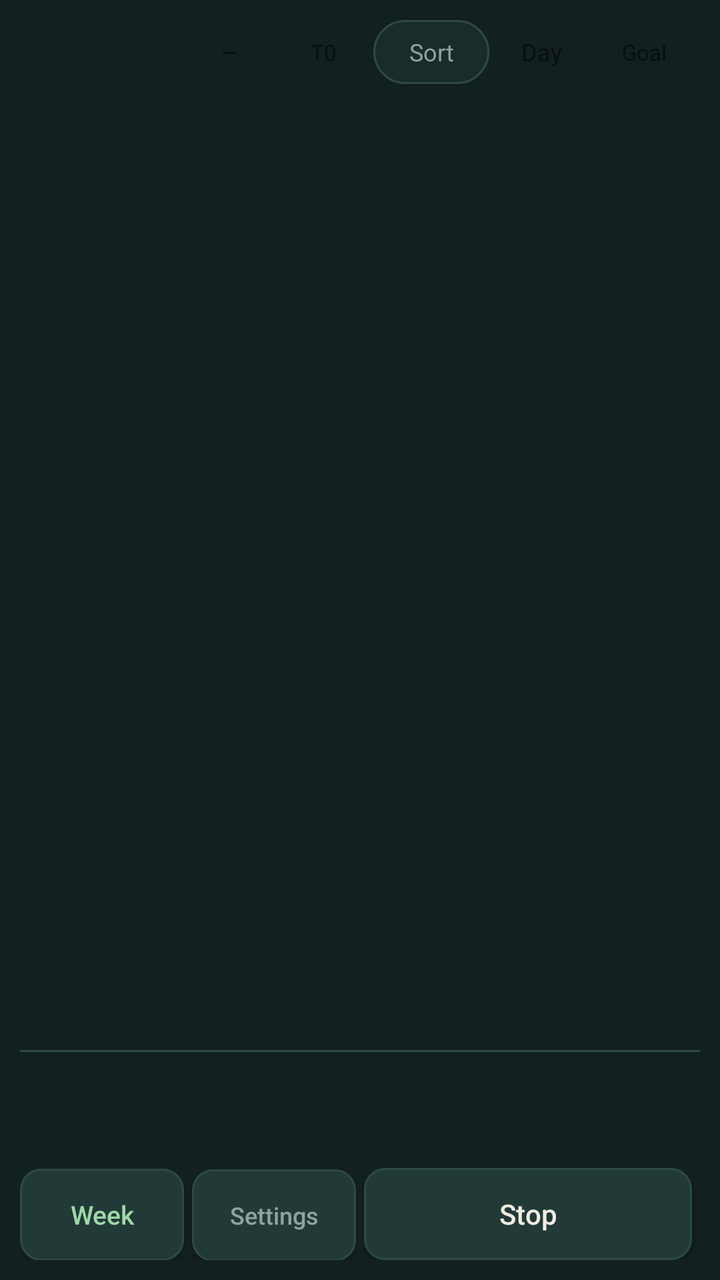
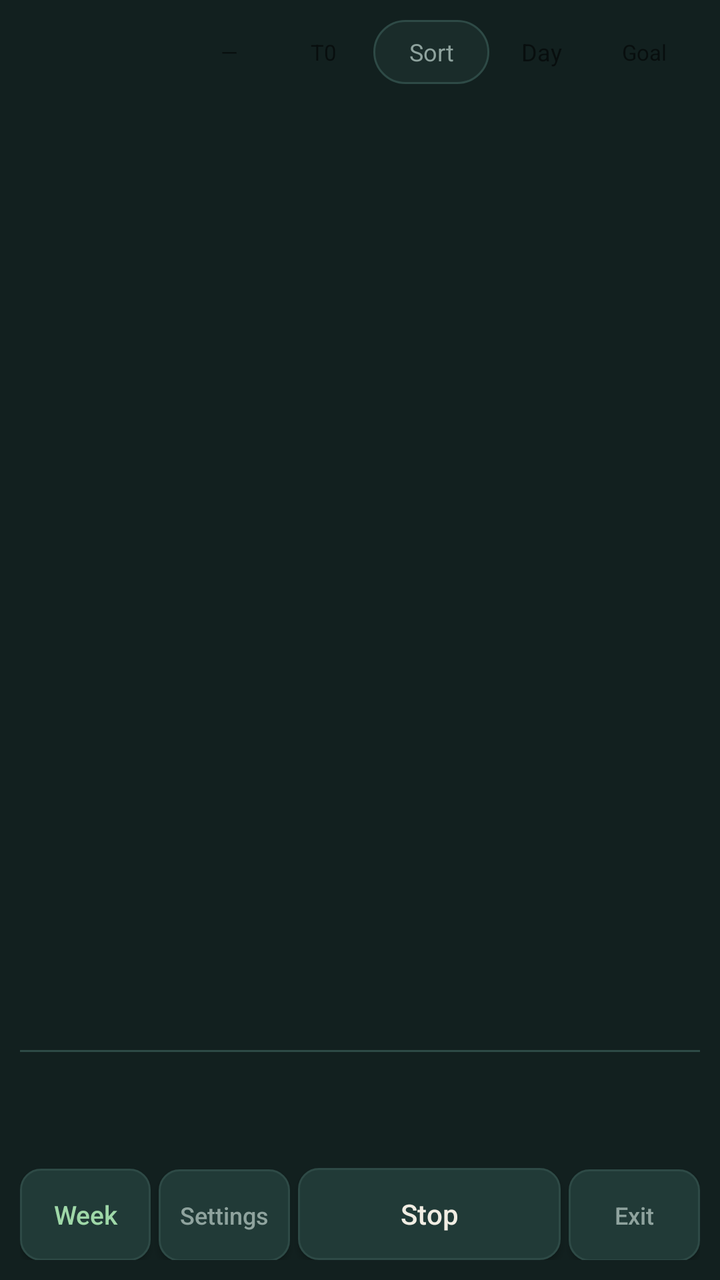

The first picture is an Android layout as it rendered before a commit; the second is the same layout after the commit. The layout source and the unified diff follow.
<!-- AndroidManifest.xml: application theme Theme.FocusLedger -->
<!-- res/layout/activity_main.xml -->
<?xml version="1.0" encoding="utf-8"?>
<LinearLayout xmlns:android="http://schemas.android.com/apk/res/android"
    android:layout_width="match_parent"
    android:layout_height="match_parent"
    android:orientation="vertical"
    android:background="#12201F"
    android:padding="10dp">

    
    <LinearLayout
        android:layout_width="match_parent"
        android:layout_height="wrap_content"
        android:orientation="horizontal"
        android:gravity="center_vertical"
        android:layout_marginBottom="10dp">

        <TextView
            android:id="@+id/tvHeader"
            android:layout_width="0dp"
            android:layout_weight="1"
            android:layout_height="wrap_content"
            android:textColor="#8FA39E"
            android:textSize="12sp"
            android:maxLines="2" />

        
        <TextView
            android:id="@+id/btnCum2"
            android:layout_width="wrap_content"
            android:layout_height="32dp"
            android:gravity="center"
            android:paddingStart="9dp"
            android:paddingEnd="9dp"
            android:minWidth="44dp"
            android:text="\u2014"
            android:textSize="11sp"
            android:clickable="true"
            android:focusable="true"
            android:layout_marginEnd="3dp" />

        
        <TextView
            android:id="@+id/btnTasks"
            android:layout_width="wrap_content"
            android:layout_height="32dp"
            android:gravity="center"
            android:paddingStart="8dp"
            android:paddingEnd="8dp"
            android:minWidth="44dp"
            android:text="T0"
            android:textSize="11sp"
            android:clickable="true"
            android:focusable="true"
            android:layout_marginEnd="3dp" />

        <TextView
            android:id="@+id/btnSort"
            android:layout_width="58dp"
            android:layout_height="32dp"
            android:gravity="center"
            android:text="Sort"
            android:textSize="12sp"
            android:textColor="#8FA39E"
            android:background="@drawable/bg_pill_off"
            android:clickable="true"
            android:focusable="true"
            android:layout_marginEnd="6dp" />

        <TextView
            android:id="@+id/btnViewDay"
            android:layout_width="wrap_content"
            android:layout_height="32dp"
            android:gravity="center"
            android:paddingStart="10dp"
            android:paddingEnd="10dp"
            android:text="Day"
            android:textSize="12sp"
            android:clickable="true"
            android:focusable="true" />

        
        <TextView
            android:id="@+id/btnCum"
            android:layout_width="56dp"
            android:layout_height="32dp"
            android:gravity="center"
            android:paddingStart="10dp"
            android:paddingEnd="10dp"
            android:text="Goal"
            android:textSize="11sp"
            android:clickable="true"
            android:focusable="true"
            android:layout_marginStart="3dp" />
    </LinearLayout>

    
    <LinearLayout
        android:id="@+id/diffBanner"
        android:layout_width="match_parent"
        android:layout_height="wrap_content"
        android:orientation="horizontal"
        android:gravity="center_vertical"
        android:visibility="gone"
        android:background="@drawable/bg_row_track"
        android:paddingStart="12dp"
        android:paddingEnd="4dp"
        android:layout_marginBottom="6dp">

        <TextView
            android:id="@+id/diffText"
            android:layout_width="0dp"
            android:layout_weight="1"
            android:layout_height="wrap_content"
            android:paddingTop="8dp"
            android:paddingBottom="8dp"
            android:textColor="#A9BDB8"
            android:textSize="12sp" />

        <TextView
            android:id="@+id/diffDismiss"
            android:layout_width="wrap_content"
            android:layout_height="wrap_content"
            android:padding="10dp"
            android:text="Dismiss"
            android:textColor="#E8A33D"
            android:textSize="12sp"
            android:clickable="true"
            android:focusable="true" />
    </LinearLayout>

    <androidx.recyclerview.widget.RecyclerView
        android:id="@+id/rowsList"
        android:layout_width="match_parent"
        android:layout_height="0dp"
        android:layout_weight="1"
        android:clipToPadding="false"
        android:scrollbars="none" />

    
    <LinearLayout
        android:id="@+id/noteBar"
        android:layout_width="match_parent"
        android:layout_height="wrap_content"
        android:orientation="horizontal"
        android:visibility="gone"
        android:layout_marginTop="8dp">

        <EditText
            android:id="@+id/editNote"
            android:layout_width="0dp"
            android:layout_weight="1"
            android:layout_height="46dp"
            android:hint="Note for last run (optional)"
            android:textColorHint="#8FA39E"
            android:textColor="#F1EDE3"
            android:textSize="14sp"
            android:background="@drawable/bg_row_idle"
            android:paddingStart="12dp"
            android:paddingEnd="12dp"
            android:inputType="text"
            android:importantForAutofill="no"
            android:layout_marginEnd="6dp" />

        <Button
            android:id="@+id/btnSaveNote"
            android:layout_width="wrap_content"
            android:layout_height="46dp"
            android:text="Add"
            android:textAllCaps="false"
            android:textColor="#1A1206"
            android:textSize="13sp"
            android:background="@drawable/bg_button_work" />
    </LinearLayout>

    
    <View
        android:layout_width="match_parent"
        android:layout_height="1dp"
        android:layout_marginTop="6dp"
        android:background="#2E4A46" />

    
    <LinearLayout
        android:layout_width="match_parent"
        android:layout_height="48dp"
        android:orientation="horizontal"
        android:gravity="center_vertical"
        android:paddingStart="10dp"
        android:paddingEnd="10dp"
        android:layout_marginTop="4dp"
        android:weightSum="1">

        <View
            android:layout_width="34dp"
            android:layout_height="1dp" />

        
        <TextView
            android:id="@+id/tvTotalSub"
            android:layout_width="0dp"
            android:layout_weight="0.30"
            android:layout_height="match_parent"
            android:gravity="start|center_vertical"
            android:text=""
            android:fontFamily="monospace"
            android:maxLines="1"
            android:ellipsize="end"/>


        <TextView
            android:id="@+id/tvTotalElapsed"
            android:layout_width="0dp"
            android:layout_weight="0.40"
            android:layout_height="match_parent"
            android:gravity="end|center_vertical"
            android:text=""
            android:textColor="#E8A33D"
            android:fontFamily="monospace"
            android:maxLines="1"
            android:ellipsize="end"/>

        <TextView
            android:id="@+id/tvTotalGoal"
            android:layout_width="0dp"
            android:layout_weight="0.30"
            android:layout_height="match_parent"
            android:gravity="end|center_vertical"
            android:text=""
            android:textColor="#A9BDB8"
            android:fontFamily="monospace"
            android:maxLines="1"
            android:ellipsize="end"/>

    </LinearLayout>

    
    <LinearLayout
        android:layout_width="match_parent"
        android:layout_height="wrap_content"
        android:orientation="horizontal"
        android:layout_marginTop="6dp"
        android:weightSum="4">

        <Button
            android:id="@+id/btnWeek"
            android:layout_width="0dp"
            android:layout_weight="1"
            android:layout_height="46dp"
            android:layout_marginEnd="4dp"
            android:text="Week"
            android:textAllCaps="false"
            android:textColor="#9FD8A8"
            android:textSize="13sp"
            android:background="@drawable/bg_button_small" />

        <Button
            android:id="@+id/btnSettings"
            android:layout_width="0dp"
            android:layout_weight="1"
            android:layout_height="46dp"
            android:layout_marginEnd="4dp"
            android:text="Settings"
            android:textAllCaps="false"
            android:textColor="#8FA39E"
            android:textSize="12sp"
            android:padding="0dp"
            android:background="@drawable/bg_button_small" />

        <Button
            android:id="@+id/btnStop"
            android:layout_width="0dp"
            android:layout_weight="2"
            android:layout_height="46dp"
            android:layout_marginEnd="4dp"
            android:text="Stop"
            android:textAllCaps="false"
            android:textColor="#F1EDE3"
            android:textSize="14sp"
            android:padding="0dp"
            android:background="@drawable/bg_button_small" />

        <Button
            android:id="@+id/btnDone"
            android:layout_width="0dp"
            android:layout_weight="1"
            android:layout_height="46dp"
            android:text="Exit"
            android:textAllCaps="false"
            android:textColor="#8FA39E"
            android:textSize="12sp"
            android:padding="0dp"
            android:background="@drawable/bg_button_small" />
    </LinearLayout>

</LinearLayout>
<!-- resources referenced by this layout -->
<resources>
  <!-- drawable bg_button_small (drawable) -->
  <?xml version="1.0" encoding="utf-8"?>
  <shape xmlns:android="http://schemas.android.com/apk/res/android" android:shape="rectangle">
      <solid android:color="#213A37" />
      <corners android:radius="10dp" />
      <stroke android:width="1dp" android:color="#2E4A46" />
  </shape>
  <!-- drawable bg_button_work (drawable) -->
  <?xml version="1.0" encoding="utf-8"?>
  <shape xmlns:android="http://schemas.android.com/apk/res/android" android:shape="rectangle">
      <solid android:color="#E8A33D" />
      <corners android:radius="12dp" />
  </shape>
  <!-- drawable bg_pill_off (drawable) -->
  <?xml version="1.0" encoding="utf-8"?>
  <shape xmlns:android="http://schemas.android.com/apk/res/android" android:shape="rectangle">
      <solid android:color="#1A2C2A" />
      <corners android:radius="16dp" />
      <stroke android:width="1dp" android:color="#2E4A46" />
  </shape>
  <!-- drawable bg_row_idle (drawable) -->
  <?xml version="1.0" encoding="utf-8"?>
  <shape xmlns:android="http://schemas.android.com/apk/res/android" android:shape="rectangle">
      <solid android:color="@android:color/transparent" />
      <corners android:radius="12dp" />
      <stroke android:width="1dp" android:color="#2E4A46" />
  </shape>
  <!-- drawable bg_row_track (drawable) -->
  <?xml version="1.0" encoding="utf-8"?>
  <shape xmlns:android="http://schemas.android.com/apk/res/android" android:shape="rectangle">
      <solid android:color="#1A2C2A" />
      <corners android:radius="12dp" />
  </shape>
  <style name="Theme.FocusLedger" parent="Theme.AppCompat.DayNight.NoActionBar">
          <item name="colorPrimary">#E8A33D</item>
          <item name="colorPrimaryDark">#12201F</item>
          <item name="colorAccent">#6FAFC4</item>
          <item name="android:windowBackground">#12201F</item>
      </style>
</resources>

<!-- the commit's change to res/layout/activity_main.xml (unified diff, before → after) -->
@@ -239,7 +239,7 @@
         android:layout_height="wrap_content"
         android:orientation="horizontal"
         android:layout_marginTop="6dp"
-        android:weightSum="4">
+        android:weightSum="5">
 
         <Button
             android:id="@+id/btnWeek"
